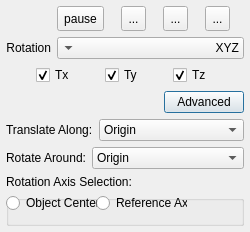
This is qCC/ui_templates/graphicalTransformationDlg.ui in CloudCompare/CloudCompare as Qt 5 draws it before an edit. The edited form follows.
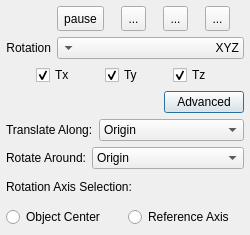
This is the edited form. Icons and pictures are not drawn.

Commit message: Remove groupbox for radio buttons (caused layout issues), manage toggle states in slots

What changed in the file:
```diff
--- a/qCC/ui_templates/graphicalTransformationDlg.ui
+++ b/qCC/ui_templates/graphicalTransformationDlg.ui
@@ -7,7 +7,7 @@
     <x>0</x>
     <y>0</y>
     <width>250</width>
-    <height>225</height>
+    <height>235</height>
    </rect>
   </property>
   <property name="sizePolicy">
@@ -369,36 +369,29 @@
    <item>
     <layout class="QHBoxLayout" name="horizontalLayout_7">
      <item>
-      <widget class="QGroupBox" name="groupBox">
-       <property name="title">
-        <string/>
+      <widget class="QRadioButton" name="objCenterRadio">
+       <property name="sizePolicy">
+        <sizepolicy hsizetype="Preferred" vsizetype="Preferred">
+         <horstretch>0</horstretch>
+         <verstretch>0</verstretch>
+        </sizepolicy>
        </property>
-       <widget class="QRadioButton" name="refAxisRadio">
-        <property name="geometry">
-         <rect>
-          <x>90</x>
-          <y>0</y>
-          <width>91</width>
-          <height>16</height>
-         </rect>
-        </property>
-        <property name="text">
-         <string>Reference Axis</string>
-        </property>
-       </widget>
-       <widget class="QRadioButton" name="objCenterRadio">
-        <property name="geometry">
-         <rect>
-          <x>0</x>
-          <y>0</y>
-          <width>91</width>
-          <height>16</height>
-         </rect>
-        </property>
-        <property name="text">
-         <string>Object Center</string>
-        </property>
-       </widget>
+       <property name="text">
+        <string>Object Center</string>
+       </property>
+      </widget>
+     </item>
+     <item>
+      <widget class="QRadioButton" name="refAxisRadio">
+       <property name="sizePolicy">
+        <sizepolicy hsizetype="Preferred" vsizetype="Preferred">
+         <horstretch>0</horstretch>
+         <verstretch>0</verstretch>
+        </sizepolicy>
+       </property>
+       <property name="text">
+        <string>Reference Axis</string>
+       </property>
       </widget>
      </item>
     </layout>
```
The commit also changes 2 other files.
